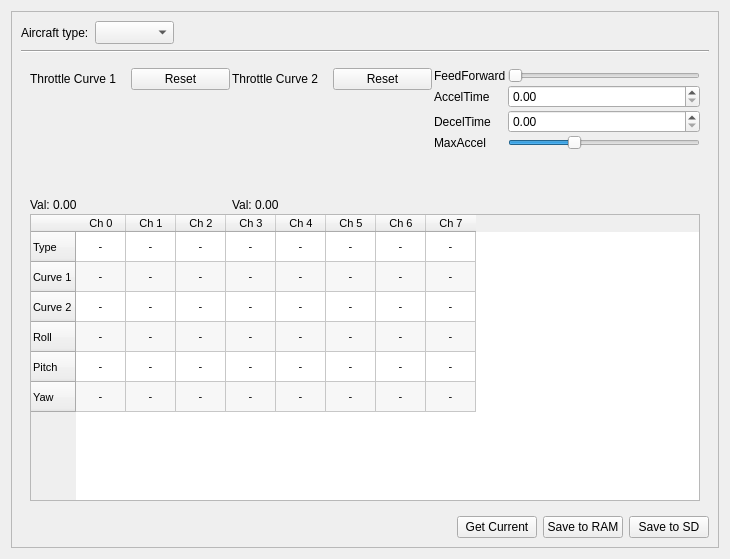
The window that ground/src/plugins/config/airframe.ui (openpilot/OpenPilot) describes before a commit, drawn with Qt 5.
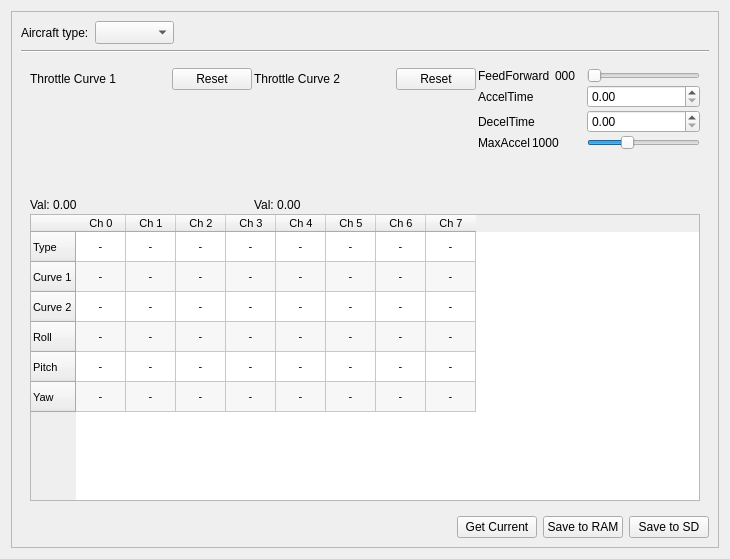
The same window after the commit. The open tabs and pages were chosen to show the change. Custom widgets are drawn as their Qt base class.

Commit message: OP-138  Finishing touches to the custom mixer editor (curve reset buttons, value displays, etc.)

```diff
--- a/ground/src/plugins/config/airframe.ui
+++ b/ground/src/plugins/config/airframe.ui
@@ -1287,13 +1287,48 @@
                  <layout class="QHBoxLayout" name="horizontalLayout_17">
                   <item>
                    <widget class="QLabel" name="label_39">
+                    <property name="font">
+                     <font>
+                      <pointsize>9</pointsize>
+                     </font>
+                    </property>
                     <property name="text">
                      <string>Throttle Curve 1</string>
                     </property>
                    </widget>
                   </item>
                   <item>
-                   <widget class="QPushButton" name="pushButton_2">
+                   <spacer name="horizontalSpacer_9">
+                    <property name="orientation">
+                     <enum>Qt::Horizontal</enum>
+                    </property>
+                    <property name="sizeHint" stdset="0">
+                     <size>
+                      <width>40</width>
+                      <height>20</height>
+                     </size>
+                    </property>
+                   </spacer>
+                  </item>
+                  <item>
+                   <widget class="QPushButton" name="customReset1">
+                    <property name="sizePolicy">
+                     <sizepolicy hsizetype="Minimum" vsizetype="Minimum">
+                      <horstretch>0</horstretch>
+                      <verstretch>0</verstretch>
+                     </sizepolicy>
+                    </property>
+                    <property name="minimumSize">
+                     <size>
+                      <width>0</width>
+                      <height>0</height>
+                     </size>
+                    </property>
+                    <property name="font">
+                     <font>
+                      <pointsize>9</pointsize>
+                     </font>
+                    </property>
                     <property name="text">
                      <string>Reset</string>
                     </property>
@@ -1338,13 +1373,36 @@
                  <layout class="QHBoxLayout" name="horizontalLayout_18">
                   <item>
                    <widget class="QLabel" name="label_41">
+                    <property name="font">
+                     <font>
+                      <pointsize>9</pointsize>
+                     </font>
+                    </property>
                     <property name="text">
                      <string>Throttle Curve 2</string>
                     </property>
                    </widget>
                   </item>
                   <item>
-                   <widget class="QPushButton" name="pushButton_3">
+                   <spacer name="horizontalSpacer_10">
+                    <property name="orientation">
+                     <enum>Qt::Horizontal</enum>
+                    </property>
+                    <property name="sizeHint" stdset="0">
+                     <size>
+                      <width>40</width>
+                      <height>20</height>
+                     </size>
+                    </property>
+                   </spacer>
+                  </item>
+                  <item>
+                   <widget class="QPushButton" name="customReset2">
+                    <property name="font">
+                     <font>
+                      <pointsize>9</pointsize>
+                     </font>
+                    </property>
                     <property name="text">
                      <string>Reset</string>
                     </property>
@@ -1386,14 +1444,34 @@
               <item>
                <layout class="QFormLayout" name="formLayout_12">
                 <item row="0" column="0">
-                 <widget class="QLabel" name="label_34">
-                  <property name="text">
-                   <string>FeedForward</string>
-                  </property>
-                 </widget>
+                 <layout class="QHBoxLayout" name="horizontalLayout_AA">
+                  <item>
+                   <widget class="QLabel" name="label_CC">
+                    <property name="text">
+                     <string>FeedForward </string>
+                    </property>
+                   </widget>
+                  </item>
+                  <item>
+                   <widget class="QLabel" name="customFeedForwardValue">
+                    <property name="minimumSize">
+                     <size>
+                      <width>30</width>
+                      <height>0</height>
+                     </size>
+                    </property>
+                    <property name="text">
+                     <string>000</string>
+                    </property>
+                   </widget>
+                  </item>
+                 </layout>
                 </item>
                 <item row="0" column="1">
                  <widget class="QSlider" name="customFFSlider">
+                  <property name="maximum">
+                   <number>100</number>
+                  </property>
                   <property name="orientation">
                    <enum>Qt::Horizontal</enum>
                   </property>
@@ -1420,11 +1498,22 @@
                  <widget class="QDoubleSpinBox" name="customFFdecel"/>
                 </item>
                 <item row="3" column="0">
-                 <widget class="QLabel" name="label_38">
-                  <property name="text">
-                   <string>MaxAccel</string>
-                  </property>
-                 </widget>
+                 <layout class="QHBoxLayout" name="horizontalLayout_SD">
+                  <item>
+                   <widget class="QLabel" name="label_37SDF">
+                    <property name="text">
+                     <string>MaxAccel</string>
+                    </property>
+                   </widget>
+                  </item>
+                  <item>
+                   <widget class="QLabel" name="label_OSD">
+                    <property name="text">
+                     <string>1000</string>
+                    </property>
+                   </widget>
+                  </item>
+                 </layout>
                 </item>
                 <item row="3" column="1">
                  <widget class="QSlider" name="customFFMaxAccel">
```
Left out of the diff: 90 changed lines with no effect on the pictures. The commit also changes 2 other files.
